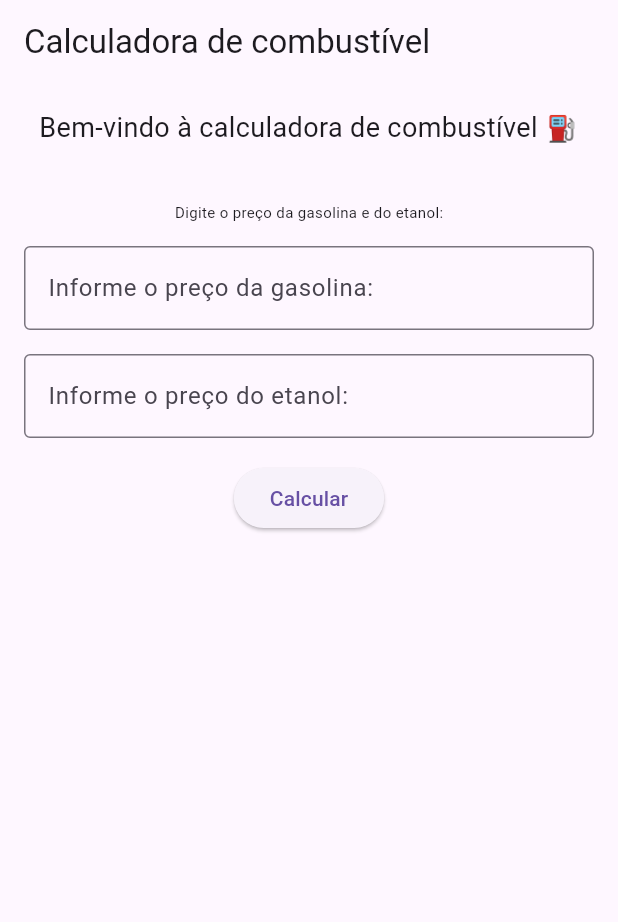
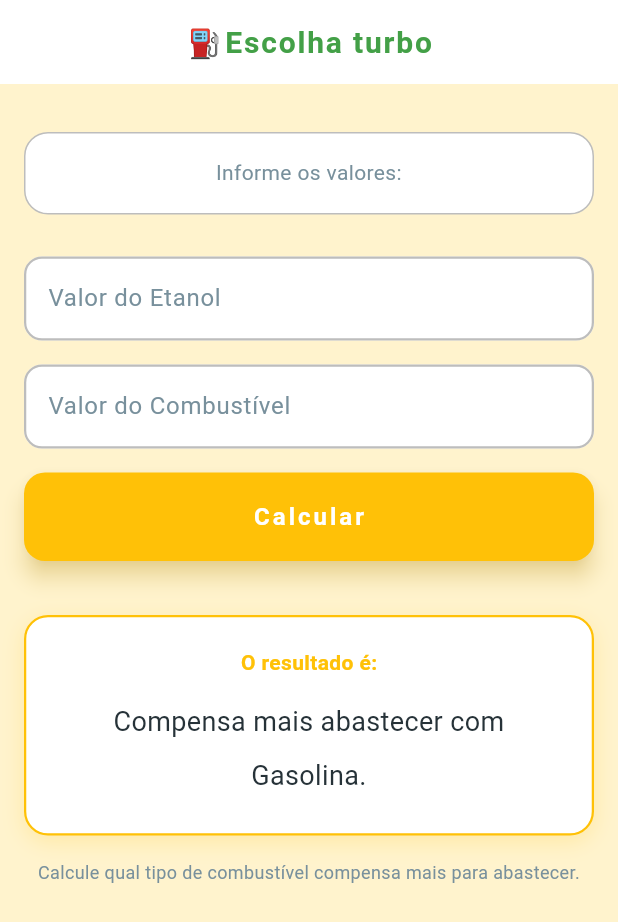
Before and after one commit to kauansantos2git/combustivelapp, a Flutter app: the screen it shows after launch, after a tap on "Calcular", on a phone screen of 412 x 824 dp. Shown: the top 922 px of the screen. Run offline on Flutter 3.47's test engine with Material 3 defaults, Android fonts, the phone set to English and light mode, and no system bars.

Commit message:
second commit

```diff
--- a/lib/main.dart
+++ b/lib/main.dart
@@ -4,72 +4,196 @@ void main() => runApp(MaterialApp(
   home: CombustivelApp(),
 ));
 
-class CombustivelApp extends StatelessWidget{
+class CombustivelApp extends StatefulWidget{
+  @override
+  _CombustivelAppState createState() => _CombustivelAppState();
+}
+
+class _CombustivelAppState extends State<CombustivelApp>{
+  final TextEditingController _etanolController = TextEditingController();
+  final TextEditingController _gasolinaController = TextEditingController();
 
   String _resultado = "";
+
+static const Color corFundo = Color(0xFFFFF3CD);       // amarelo suave, mas ainda visível
+static const Color corCard = Color(0xFFFFFFFF);        // branco
+static const Color corPrimaria = Color(0xFFFFC107);    // amarelo principal (mais vivo)
+static const Color corSecundaria = Color(0xFF43A047);  // verde médio moderno
+static const Color corTexto = Color(0xFF263238);       // cinza escuro
+static const Color corTextoCinza = Color(0xFF78909C);  // cinza equilibrado
+static const Color corBorda = Color(0xFFBDBDBD);       // borda um pouco mais visível
+
   void _calcular(){
+    final double etanol = double.tryParse(_etanolController.text)?? 0.0;
+    final double gasolina = double.tryParse(_gasolinaController.text)?? 0.0;
+    final double coef = etanol/gasolina;
+    final coefString = coef <= 7 ? "Etanol" : "Gasolina";
 
+    if (etanol < 0 && gasolina < 0){
+      setState(() {
+        _resultado = "Informe o valor dos Combustíveis";
+      });
+      return;
+    }
+    setState(() {
+      _resultado = 'Compensa mais abastecer com $coefString.';
+    });
   }
   @override
   Widget build(BuildContext context) {
     return Scaffold(
 
+      //LOCAL ONDE FICARÃO A MAIORIA DOS NOSSOS ELEMENTOS
+        backgroundColor: corFundo,
+        //semelhante ao header
         appBar: AppBar(
-        title: Text("Calculadora de combustível"),
+          backgroundColor: corCard,
+          elevation: 0,
+          centerTitle: true,
+          title: Text(
+            "⛽Escolha turbo",
+            style: TextStyle(
+              color: corSecundaria,
+              fontSize: 20,
+              fontWeight: FontWeight.bold,
+              letterSpacing: 1.2
+            )),
         ),
 
-      body: Padding(
-        padding: EdgeInsets.all(16.0),
+        body: SingleChildScrollView(
+          padding:EdgeInsets.all(16.0),
           child: Column(
+            crossAxisAlignment: CrossAxisAlignment.stretch,
             children: [
+              SizedBox(height: 16,),
+              //AQUI É ONDE ESTARÃO NOSSOS ELEMENTOS/WIDGETS
 
-            Text(
-              "Bem-vindo à calculadora de combustível ⛽",
-              style: TextStyle(fontSize: 18),
+              Container(
+                padding: EdgeInsets.all(16),
+                decoration: BoxDecoration(
+                  color: corCard,
+                  borderRadius: BorderRadius.circular(16),
+                  border: Border.all(color: corBorda, width: 1),
+                ),
+                child: Text(
+                "Informe os valores:",
+                textAlign: TextAlign.center,
+                style: TextStyle(
+                  fontSize: 14,
+                  color: corTextoCinza,
+                  height: 1.5,
+                  ),
+                ),
+              ),
+
+              SizedBox(height: 28),
+              _buildCampo(
+                controller: _etanolController,
+                label: 'Valor do Etanol',
+              ),
+              SizedBox(height: 16),
+               _buildCampo(
+                controller: _gasolinaController,
+                label: 'Valor do Combustível',
+              ),
+              SizedBox(height: 16,),
+
+              ElevatedButton(
+                onPressed: _calcular,
+                style: ElevatedButton.styleFrom(
+                  backgroundColor: corPrimaria,
+                  foregroundColor: Colors.white,
+                  padding: EdgeInsets.symmetric(vertical: 18),
+                  shape: RoundedRectangleBorder(
+                    borderRadius: BorderRadius.circular(14)
+                  ),
+                  elevation: 6,
+                  shadowColor: corPrimaria.withOpacity(0.5),
+                ),
+                child: Text(
+                  "Calcular",
+                  style: TextStyle(
+                    fontSize: 16,
+                    fontWeight: FontWeight.bold,
+                    letterSpacing: 2,
+                  ),
+                )
               ),
               SizedBox(height: 36),
 
+              if(_resultado.isNotEmpty)
+                Container(
+                  padding: EdgeInsets.all(20),
+                  decoration: BoxDecoration(
+                    color: corCard,
+                    borderRadius: BorderRadius.circular(16),
+                    border: Border.all(
+                      color: corPrimaria,
+                      width: 1.5,
+                    ),
+                    boxShadow: [
+                      BoxShadow(
+                        color: corPrimaria.withOpacity(0.2),
+                        blurRadius: 12,
+                        offset: Offset(0, 4)
+                      ),
+                    ]
+                  ),
+
+                  child: Column( children: [
                     Text(
-              "Digite o preço da gasolina e do etanol:",
-              style: TextStyle(fontSize: 10),
+                      'O resultado é:',
+                      style: TextStyle(
+                        fontSize: 14,
+                        fontWeight: FontWeight.w600,
+                        color: corPrimaria,
+                      ),
+                    ),
+                    SizedBox(height: 12),
+                    Text(
+                      _resultado,
+                      textAlign: TextAlign.center,
+                      style: TextStyle(
+                        fontSize: 18,
+                        height: 2.0,
+                        color: corTexto,
+                      ),
+                    ),
+                  ],),
                 ),
                 SizedBox(height: 16),
-
-            // Mulheres
-            TextField(
-              decoration: InputDecoration(
-                labelText: "Informe o preço da gasolina:",
-                border: OutlineInputBorder(),
-              ),
-              keyboardType: TextInputType.number,
-            ),
-            SizedBox(height: 16),
-
-            // Homens
-            TextField(
-              decoration: InputDecoration(
-                labelText: "Informe o preço do etanol:",
-                border: OutlineInputBorder(),
-              ),
-              keyboardType: TextInputType.number,
-            ),
-            SizedBox(height: 16),
-
-            ElevatedButton(
-              onPressed: _calcular,
-              child: Text("Calcular"),
-            ),
-            SizedBox(height: 36,),
-
                 Text(
-              _resultado,
-              style: TextStyle(fontSize: 16),
+                  'Calcule qual tipo de combustível compensa mais para abastecer.',
+                  style: TextStyle(fontSize: 12, color: corTextoCinza),
                   textAlign: TextAlign.center,
                 ),
             ],
           ),
         ),
-
+    );
+  }
+  Widget _buildCampo({
+    required TextEditingController controller,
+    required String label,
+  }) {
+    return TextField(
+      controller: controller,
+      keyboardType: TextInputType.number,
+      style: TextStyle(color: corTexto, fontSize: 16),
+      decoration: InputDecoration(
+        labelText: label,
+        labelStyle: TextStyle(color: corTextoCinza),
+        enabledBorder: OutlineInputBorder(
+          borderRadius: BorderRadius.circular(12),
+          borderSide: BorderSide(color: corBorda, width: 1.5),
+        ),
+        focusedBorder: OutlineInputBorder(
+          borderRadius: BorderRadius.circular(12),
+          borderSide: BorderSide(color: corPrimaria, width:2),
+        ),
+        filled: true,
+        fillColor: corCard,
+      ),
     );
 }
 }
```
Lines whose indentation alone changed are shown as unchanged.
